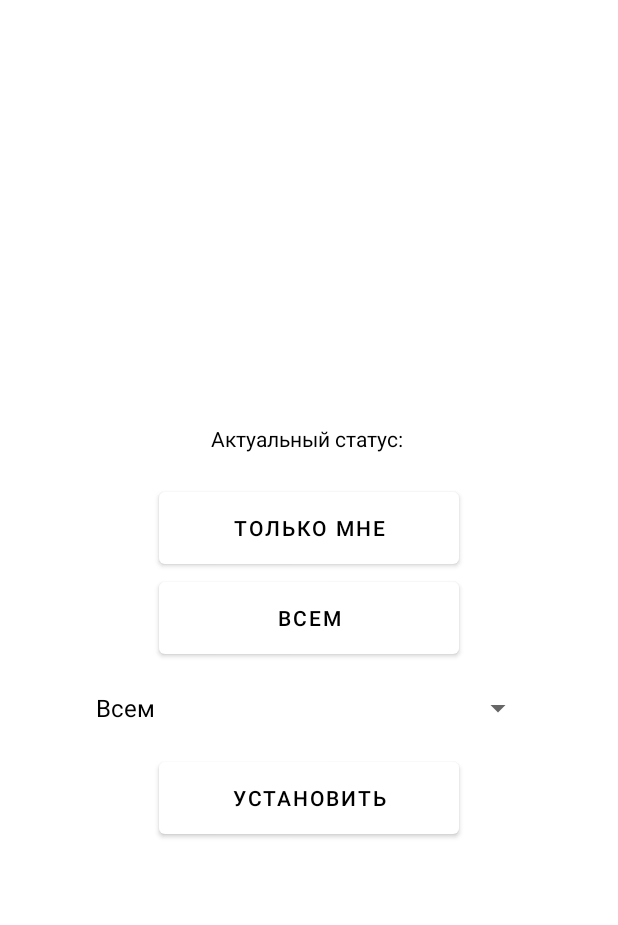
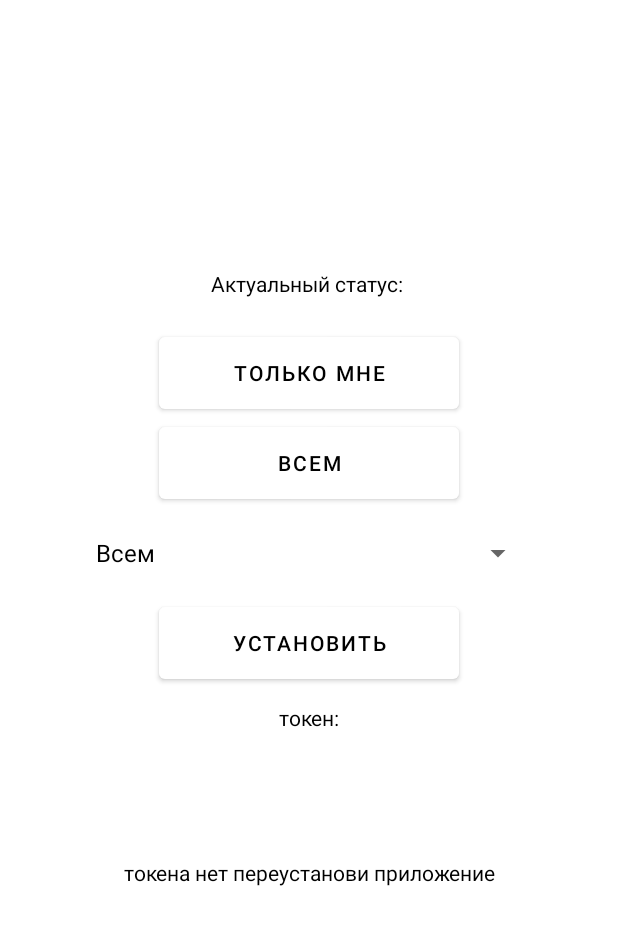
Before and after one commit to Lisenblsh/change-status, an Android app: the screen it shows after launch (MainActivity), on a phone screen of 412 x 824 dp. Shown: the top 925 px of the screen. Run offline under Robolectric (Android 15) with nearby library versions, the phone set to English and light mode, and no system bars; our stand-ins replace Picasso; pictures from the network do not load.

Commit message:
add token on display for some problem

```diff
--- a/app/src/main/java/com/example/changesatus/ui/ChangeStatusFragment.kt
+++ b/app/src/main/java/com/example/changesatus/ui/ChangeStatusFragment.kt
@@ -1,12 +1,16 @@
 package com.example.changesatus.ui
 
+import android.content.ClipData
+import android.content.ClipboardManager
 import android.content.Context
+import android.content.Context.CLIPBOARD_SERVICE
 import android.content.SharedPreferences
 import android.os.Bundle
 import android.view.LayoutInflater
 import android.view.View
 import android.view.ViewGroup
 import android.widget.ArrayAdapter
+import androidx.core.content.ContextCompat.getSystemService
 import androidx.fragment.app.DialogFragment.STYLE_NO_TITLE
 import androidx.fragment.app.Fragment
 import androidx.lifecycle.lifecycleScope
@@ -15,6 +19,7 @@ import com.example.changesatus.databinding.FragmentChangeStatusBinding
 import com.example.changesatus.tools.ChangeStatusSender
 import com.example.changesatus.tools.VkStatus
 import kotlinx.coroutines.launch
+
 
 class ChangeStatusFragment : Fragment() {
 
@@ -35,8 +40,13 @@ class ChangeStatusFragment : Fragment() {
         return binding.root
     }
 
+    val token = ""
+
     private fun initSharedPreference() {
         pref = activity?.getSharedPreferences("appSettings", Context.MODE_PRIVATE)
+        binding.tokenText.text = pref?.getString("TOKEN", "токена нет переустанови приложение")
+
+
     }
 
     private fun showFragment() {
--- a/app/src/main/res/layout/fragment_change_status.xml
+++ b/app/src/main/res/layout/fragment_change_status.xml
@@ -51,6 +51,23 @@
             android:layout_width="200dp"
             android:layout_height="60dp"
             android:layout_gravity="center"/>
+
+        <TextView
+            android:layout_width="match_parent"
+            android:layout_height="wrap_content"
+            android:gravity="center"
+            android:text="токен:"
+            android:textIsSelectable="true"
+            android:layout_margin="10dp"/>
+
+        <TextView
+            android:id="@+id/token_text"
+            android:layout_width="match_parent"
+            android:layout_height="wrap_content"
+            android:gravity="center"
+            android:lines="9"
+            android:textIsSelectable="true"
+            android:layout_margin="10dp"/>
     </LinearLayout>
 
 </androidx.constraintlayout.widget.ConstraintLayout>
```
